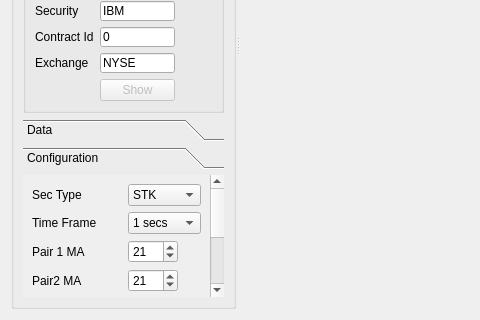
Before: the Qt Designer form pairtabpage.ui in ProDataLab/nkny, drawn with Qt 5; both pictures show x 0 to 480 and y 231 to 551 of the 790 by 551 pixel window.
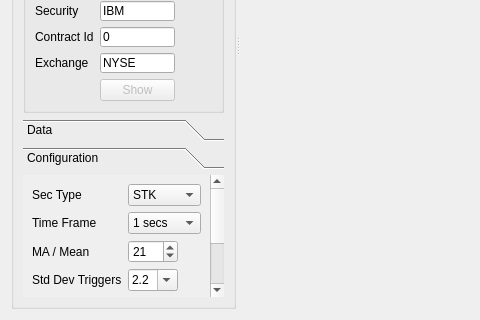
After: the same form once the commit is applied. Custom widgets are drawn as their Qt base class.

What changed in the file:
```diff
--- a/pairtabpage.ui
+++ b/pairtabpage.ui
@@ -415,7 +415,7 @@
             <x>0</x>
             <y>0</y>
             <width>188</width>
-            <height>217</height>
+            <height>191</height>
            </rect>
           </property>
           <attribute name="label">
@@ -578,7 +578,7 @@
            <item row="2" column="0">
             <widget class="QLabel" name="pair1MaLabel">
              <property name="text">
-              <string>Pair 1 MA</string>
+              <string>MA / Mean</string>
              </property>
              <property name="buddy">
               <cstring>pair1MaSpinBox</cstring>
@@ -602,32 +602,6 @@
             </widget>
            </item>
            <item row="3" column="0">
-            <widget class="QLabel" name="pair2MaLabel">
-             <property name="text">
-              <string>Pair2 MA</string>
-             </property>
-             <property name="buddy">
-              <cstring>pair2MaSpinBox</cstring>
-             </property>
-            </widget>
-           </item>
-           <item row="3" column="1">
-            <widget class="QSpinBox" name="pair2MaSpinBox">
-             <property name="maximumSize">
-              <size>
-               <width>50</width>
-               <height>16777215</height>
-              </size>
-             </property>
-             <property name="toolTip">
-              <string>&lt;html&gt;&lt;head/&gt;&lt;body&gt;&lt;p&gt;Moving Average&lt;/p&gt;&lt;/body&gt;&lt;/html&gt;</string>
-             </property>
-             <property name="value">
-              <number>21</number>
-             </property>
-            </widget>
-           </item>
-           <item row="4" column="0">
             <widget class="QLabel" name="stdDevTriggersLabel">
              <property name="text">
               <string>Std Dev Triggers</string>
@@ -637,7 +611,7 @@
              </property>
             </widget>
            </item>
-           <item row="4" column="1">
+           <item row="3" column="1">
             <widget class="QComboBox" name="stdDevTriggersComboBox">
              <property name="maximumSize">
               <size>
```
Left out of the diff: 58 changed lines with no effect on the pictures.
